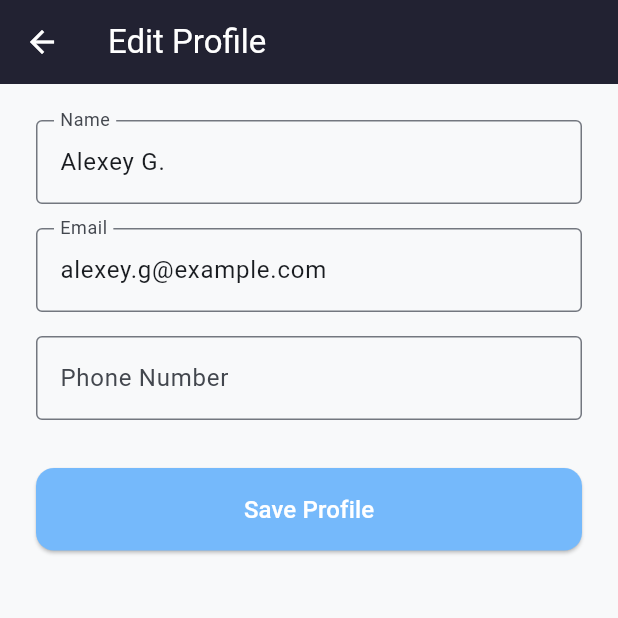
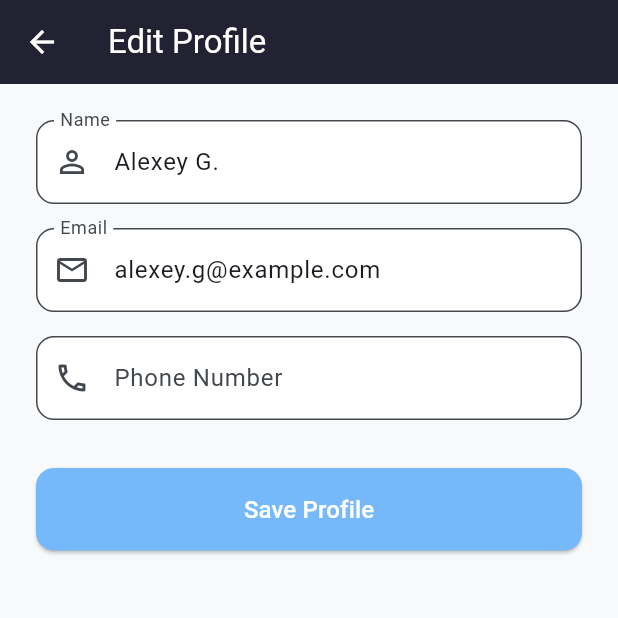
Before and after one commit to dhanuvagman006/nexus_vc_hack, a Flutter app: the ProfileScreen screen opened directly, after a tap on "Edit Profile", on a phone screen of 412 x 824 dp, the top half of it. Run offline on Flutter 3.47's test engine with Material 3 defaults, Android fonts, the phone set to English and light mode, and no system bars; our stand-ins replace permission_handler, qr_flutter, shared_preferences; missing offline and left inert: mobile_scanner, nearby_connections; accounts and stored records are empty.

Commit message:
feat: implement profile management and secure balance display features

```diff
--- a/bluepay/lib/balance_card.dart
+++ b/bluepay/lib/balance_card.dart
@@ -98,15 +98,15 @@ class _BalanceCardState extends State<BalanceCard> {
         borderRadius: BorderRadius.circular(24),
         gradient: const LinearGradient(
           colors: [
-            Color(0xFF89E0B9), // Light green/mint
-            Color(0xFF75B9FB), // Light blue
+            Color(0xFF2A2A2A), // Dark grey
+            Color(0xFF121212), // Almost black
           ],
           begin: Alignment.topLeft,
           end: Alignment.bottomRight,
         ),
         boxShadow: [
           BoxShadow(
-            color: const Color(0xFF75B9FB).withOpacity(0.3),
+            color: Colors.black.withOpacity(0.3),
             blurRadius: 15,
             offset: const Offset(0, 10),
           ),
@@ -115,15 +115,57 @@ class _BalanceCardState extends State<BalanceCard> {
       child: Column(
         crossAxisAlignment: CrossAxisAlignment.start,
         children: [
-          const Align(
-            alignment: Alignment.topRight,
-            child: Icon(
-              Icons.account_balance_wallet,
-              size: 48,
-              color: Colors.white70,
+          Row(
+            mainAxisAlignment: MainAxisAlignment.spaceBetween,
+            children: [
+              Container(
+                padding: const EdgeInsets.symmetric(horizontal: 12, vertical: 6),
+                decoration: BoxDecoration(
+                  color: Colors.white.withOpacity(0.15),
+                  borderRadius: BorderRadius.circular(8),
+                ),
+                child: const Text(
+                  'Active',
+                  style: TextStyle(
+                    color: Colors.white,
+                    fontWeight: FontWeight.bold,
+                    fontSize: 12,
                   ),
                 ),
-          const SizedBox(height: 8),
+              ),
+              SizedBox(
+                width: 40,
+                height: 24,
+                child: Stack(
+                  children: [
+                    Positioned(
+                      left: 0,
+                      child: Container(
+                        width: 24,
+                        height: 24,
+                        decoration: BoxDecoration(
+                          color: Colors.white.withOpacity(0.6),
+                          shape: BoxShape.circle,
+                        ),
+                      ),
+                    ),
+                    Positioned(
+                      right: 0,
+                      child: Container(
+                        width: 24,
+                        height: 24,
+                        decoration: BoxDecoration(
+                          color: Colors.white.withOpacity(0.4),
+                          shape: BoxShape.circle,
+                        ),
+                      ),
+                    ),
+                  ],
+                ),
+              ),
+            ],
+          ),
+          const SizedBox(height: 32),
           Consumer<AppState>(
             builder: (context, appState, child) {
               return Text(
@@ -133,12 +175,24 @@ class _BalanceCardState extends State<BalanceCard> {
                 style: const TextStyle(
                   fontSize: 32,
                   fontWeight: FontWeight.bold,
-                  color: Colors.black87,
+                  color: Colors.white,
                 ),
               );
             },
           ),
+          const SizedBox(height: 4),
+          Text(
+            'Total balance',
+            style: TextStyle(
+              fontSize: 14,
+              color: Colors.white.withOpacity(0.7),
+            ),
+          ),
           const SizedBox(height: 24),
+          Row(
+            mainAxisAlignment: MainAxisAlignment.spaceBetween,
+            crossAxisAlignment: CrossAxisAlignment.end,
+            children: [
               GestureDetector(
                 onTap: () {
                   if (_isBalanceVisible) {
@@ -152,14 +206,16 @@ class _BalanceCardState extends State<BalanceCard> {
                 child: Container(
                   padding: const EdgeInsets.symmetric(horizontal: 16, vertical: 10),
                   decoration: BoxDecoration(
-                color: const Color(0xFF222232),
+                    color: Colors.white.withOpacity(0.15),
                     borderRadius: BorderRadius.circular(12),
                   ),
                   child: Row(
                     mainAxisSize: MainAxisSize.min,
                     children: [
                       Icon(
-                    _isBalanceVisible ? Icons.visibility_off_outlined : Icons.lock_open_outlined,
+                        _isBalanceVisible
+                            ? Icons.visibility_off_outlined
+                            : Icons.lock_open_outlined,
                         color: Colors.white,
                         size: 18,
                       ),
@@ -175,6 +231,13 @@ class _BalanceCardState extends State<BalanceCard> {
                   ),
                 ),
               ),
+              const Icon(
+                Icons.wifi_tethering,
+                color: Colors.white,
+                size: 28,
+              ),
+            ],
+          ),
         ],
       ),
     );
--- a/bluepay/lib/edit_profile_screen.dart
+++ b/bluepay/lib/edit_profile_screen.dart
@@ -56,26 +56,41 @@ class _EditProfileScreenState extends State<EditProfileScreen> {
           children: [
             TextField(
               controller: _nameController,
-              decoration: const InputDecoration(
+              decoration: InputDecoration(
                 labelText: 'Name',
-                border: OutlineInputBorder(),
+                prefixIcon: const Icon(Icons.person_outline),
+                border: OutlineInputBorder(
+                  borderRadius: BorderRadius.circular(12),
+                ),
+                filled: true,
+                fillColor: Colors.white,
               ),
             ),
             const SizedBox(height: 16),
             TextField(
               controller: _emailController,
-              decoration: const InputDecoration(
+              decoration: InputDecoration(
                 labelText: 'Email',
-                border: OutlineInputBorder(),
+                prefixIcon: const Icon(Icons.email_outlined),
+                border: OutlineInputBorder(
+                  borderRadius: BorderRadius.circular(12),
+                ),
+                filled: true,
+                fillColor: Colors.white,
               ),
               keyboardType: TextInputType.emailAddress,
             ),
             const SizedBox(height: 16),
             TextField(
               controller: _phoneController,
-              decoration: const InputDecoration(
+              decoration: InputDecoration(
                 labelText: 'Phone Number',
-                border: OutlineInputBorder(),
+                prefixIcon: const Icon(Icons.phone_outlined),
+                border: OutlineInputBorder(
+                  borderRadius: BorderRadius.circular(12),
+                ),
+                filled: true,
+                fillColor: Colors.white,
               ),
               keyboardType: TextInputType.phone,
             ),
--- a/bluepay/lib/profile_screen.dart
+++ b/bluepay/lib/profile_screen.dart
@@ -4,6 +4,7 @@ import 'balance_card.dart';
 import 'state/app_state.dart';
 import 'edit_profile_screen.dart';
 import 'address_management_screen.dart';
+import 'help_support_screen.dart';
 
 class ProfileScreen extends StatefulWidget {
   const ProfileScreen({super.key});
@@ -59,10 +60,14 @@ class _ProfileScreenState extends State<ProfileScreen> {
                       _buildOptionItem(
                         icon: Icons.headset_mic_outlined,
                         title: 'Help & Support',
-                      ),
-                      _buildOptionItem(
-                        icon: Icons.settings_outlined,
-                        title: 'Setting',
+                        onTap: () {
+                          Navigator.push(
+                            context,
+                            MaterialPageRoute(
+                              builder: (context) => const HelpSupportScreen(),
+                            ),
+                          );
+                        },
                       ),
                       _buildOptionItem(
                         icon: Icons.logout,
```
Also changed, not shown: bluepay/lib/address_management_screen.dart (+11 -2 lines), bluepay/lib/help_support_screen.dart (added, +143 -0 lines). Lines whose indentation alone changed are shown as unchanged.
